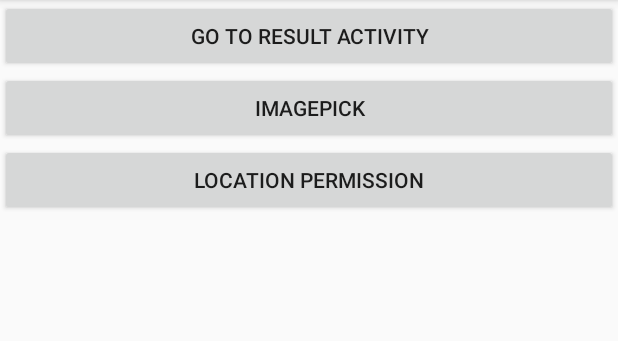
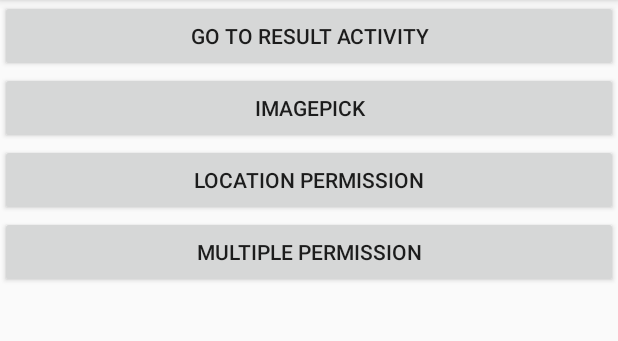
Before and after one commit to TORU0239/ActivityResult, an Android app: the NewApiActivity screen opened directly, with no data from a screen before it, after a tap on "LOCATION PERMISSION", on a phone screen of 412 x 824 dp, the part 84-425 px from its top. Run offline under Robolectric (Android 15) with nearby library versions, the phone set to English and light mode, and no system bars.

Commit message:
add multiple permission

```diff
--- a/app/src/main/AndroidManifest.xml
+++ b/app/src/main/AndroidManifest.xml
@@ -4,7 +4,8 @@
 
     <uses-permission android:name="android.permission.ACCESS_FINE_LOCATION"/>
     <uses-permission android:name="android.permission.CAMERA"/>
-
+    <uses-permission android:name="android.permission.READ_EXTERNAL_STORAGE"/>
+    <uses-permission android:name="android.permission.WRITE_EXTERNAL_STORAGE"/>
     <application
         android:allowBackup="true"
         android:icon="@mipmap/ic_launcher"
--- a/app/src/main/java/sg/toru/activityresult/NewApiActivity.kt
+++ b/app/src/main/java/sg/toru/activityresult/NewApiActivity.kt
@@ -32,6 +32,16 @@ class NewApiActivity : AppCompatActivity() {
         binding.btnLocationPermission.setOnClickListener {
             locationPermission.launch(android.Manifest.permission.ACCESS_FINE_LOCATION)
         }
+
+        binding.btnMultiplePermission.setOnClickListener {
+            multiplePermission.launch(
+                arrayOf(
+                    android.Manifest.permission.CAMERA,
+                    android.Manifest.permission.READ_EXTERNAL_STORAGE,
+                    android.Manifest.permission.WRITE_EXTERNAL_STORAGE
+                )
+            )
+        }
     }
 
     private val requestActivity = registerForActivityResult(StartActivityForResult()){
@@ -43,6 +53,10 @@ class NewApiActivity : AppCompatActivity() {
     }
 
     private val locationPermission = registerForActivityResult(RequestPermission()){
+        Toast.makeText(this@NewApiActivity, "PERMISSION ENABLED: $it", Toast.LENGTH_SHORT).show()
+    }
+
+    private val multiplePermission = registerForActivityResult(RequestMultiplePermissions()){
         Toast.makeText(this@NewApiActivity, "PERMISSION ENABLED: $it", Toast.LENGTH_SHORT).show()
     }
 
--- a/app/src/main/res/layout/activity_sample_result.xml
+++ b/app/src/main/res/layout/activity_sample_result.xml
@@ -24,4 +24,10 @@
         android:layout_width="match_parent"
         android:layout_height="wrap_content"
         android:text="Location Permission"/>
+
+    <Button
+        android:id="@+id/btnMultiplePermission"
+        android:layout_width="match_parent"
+        android:layout_height="wrap_content"
+        android:text="Multiple Permission"/>
 </LinearLayout>
```
